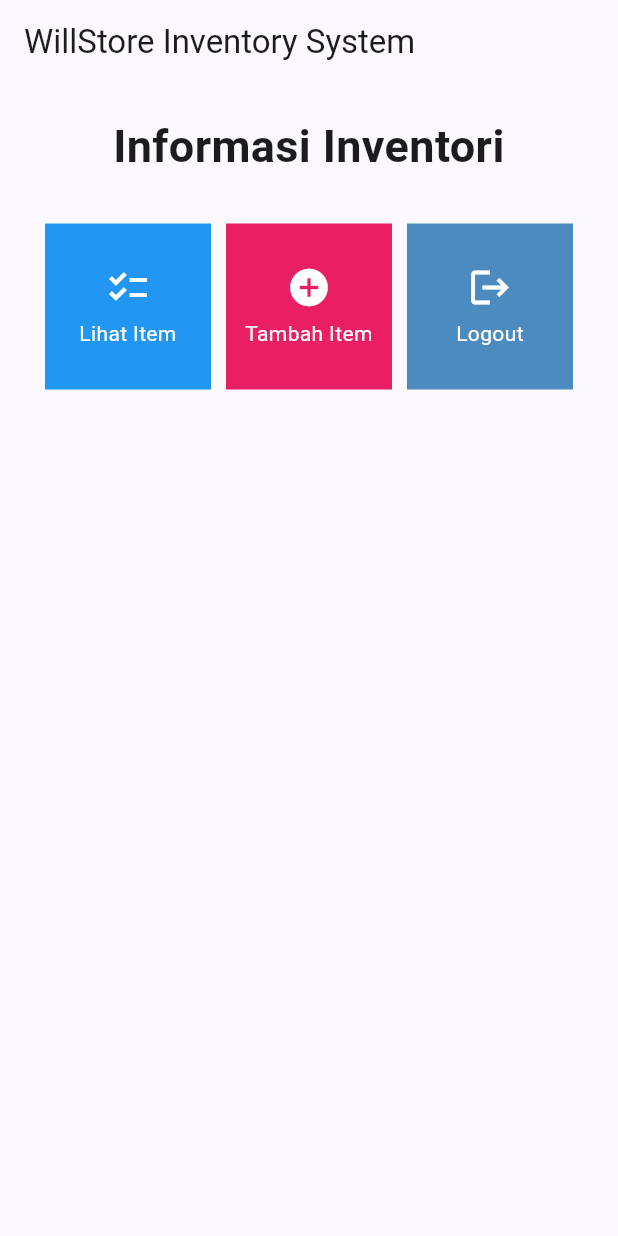
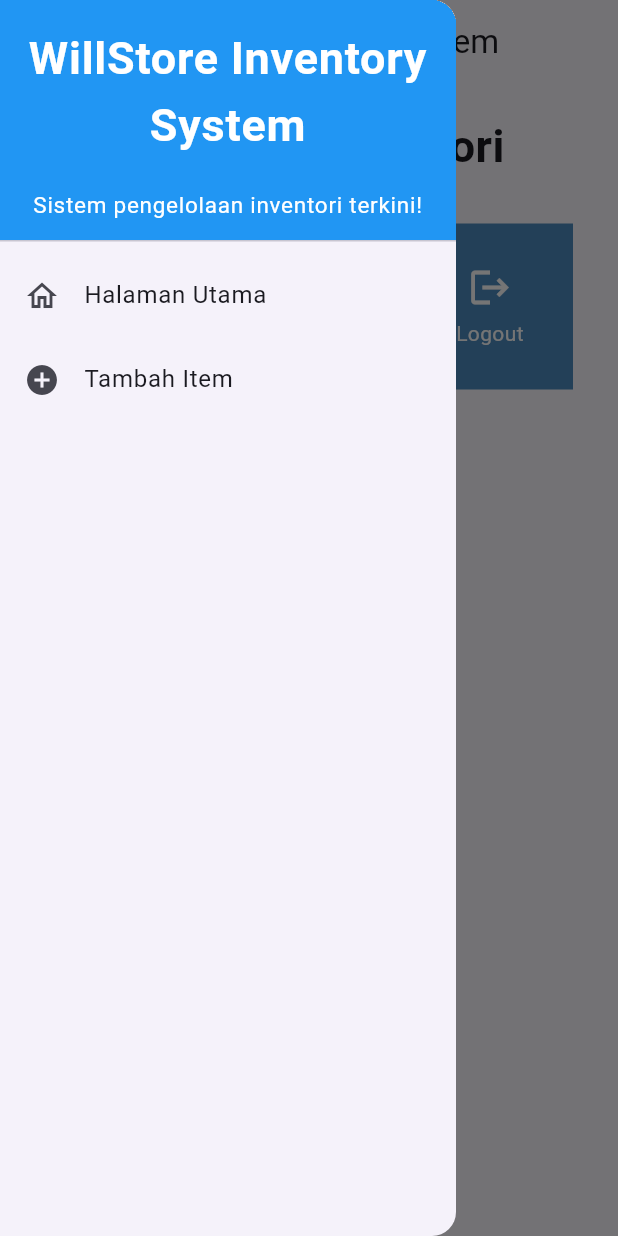
Before and after one commit to NtapSlur/inventory-mobile, a Flutter app: the screen it shows after launch, with the side drawer open (before the commit the screen has no drawer), on a phone screen of 412 x 824 dp. Run offline on Flutter 3.47's test engine with Material 2 defaults, Android fonts, the phone set to English and light mode, and no system bars.

Commit message:
Tugas 8 done

```diff
--- /dev/null
+++ b/inventory/lib/drawer.dart
@@ -0,0 +1,69 @@
+import 'package:flutter/material.dart';
+import 'package:inventory/menu.dart';
+import 'package:inventory/form.dart';
+
+class LeftDrawer extends StatelessWidget {
+  const LeftDrawer({super.key});
+
+  @override
+  Widget build(BuildContext context) {
+    return Drawer(
+      child: ListView(
+        children: [
+          const DrawerHeader(
+            decoration: BoxDecoration(
+              color: Colors.blue,
+            ),
+            child: Column(
+              children: [
+                Text(
+                  'WillStore Inventory System',
+                  textAlign: TextAlign.center,
+                  style: TextStyle(
+                    fontSize: 30,
+                    fontWeight: FontWeight.bold,
+                    color: Colors.white,
+                  ),
+                ),
+                Padding(padding: EdgeInsets.all(10)),
+                Text(
+                  "Sistem pengelolaan inventori terkini!",
+                  style: TextStyle(
+                    fontSize: 15,
+                    color: Colors.white,
+                    fontWeight: FontWeight.normal,
+                  ),
+                  textAlign: TextAlign.center,
+                )
+              ],
+            ),
+          ),
+          ListTile(
+            leading: const Icon(Icons.home_outlined),
+            title: const Text('Halaman Utama'),
+            // Bagian redirection ke MyHomePage
+            onTap: () {
+              Navigator.pushReplacement(
+                  context,
+                  MaterialPageRoute(
+                    builder: (context) => MyHomePage(),
+                  ));
+            },
+          ),
+          ListTile(
+            leading: const Icon(Icons.add_circle),
+            title: const Text('Tambah Item'),
+            // Bagian redirection ke FormPage
+            onTap: () {
+              Navigator.push(
+                context,
+                MaterialPageRoute(builder: (context) => const FormPage()),
+              );
+            },
+          ),
+
+        ],
+      ),
+    );
+  }
+}
--- a/inventory/lib/menu.dart
+++ b/inventory/lib/menu.dart
@@ -1,4 +1,7 @@
 import 'package:flutter/material.dart';
+import 'package:inventory/form.dart';
+import 'package:inventory/drawer.dart';
+
 class Item {
   final String name;
   final IconData icon;
@@ -24,6 +27,11 @@ class Card extends StatelessWidget {
             ..hideCurrentSnackBar()
             ..showSnackBar(SnackBar(
                 content: Text("Kamu telah menekan tombol ${item.name}!")));
+            if (item.name == "Tambah Item") {
+              Navigator.push(
+                context,
+                MaterialPageRoute(builder: (context) => const FormPage()),);
+            }
         },
         child: Container(
           // Container untuk menyimpan Icon dan Text
@@ -70,6 +78,7 @@ class MyHomePage extends StatelessWidget {
                 'WillStore Inventory System',
                 ),
             ),
+            drawer: const LeftDrawer(),
             body: SingleChildScrollView(
                 // Widget wrapper yang dapat discroll
                 child: Padding(
```
Also changed, not shown: inventory/lib/form.dart (added, +172 -0 lines), 1 other file.
